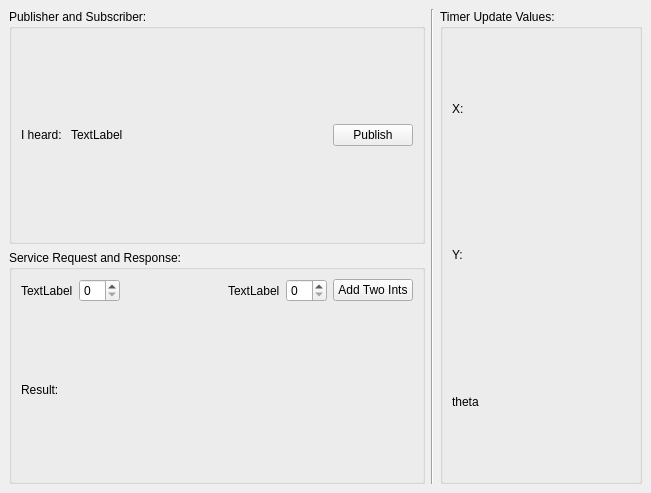
Old version of the form simple_gui/simple.ui in the repository sampreets3/simple_gui.
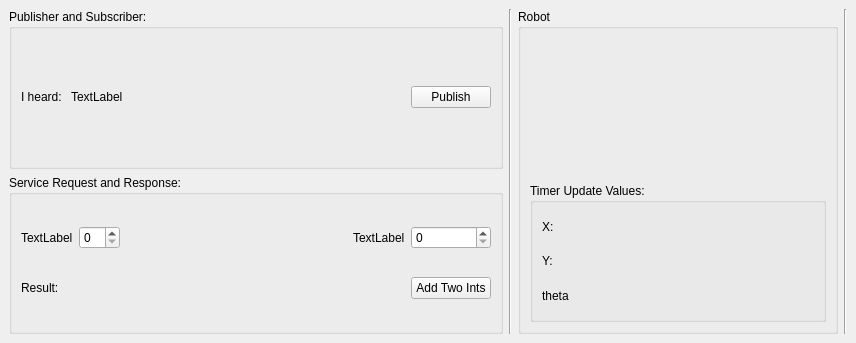
New version of the form. Custom widgets are drawn as their Qt base class.

Commit message: Added dummy robto map, changed layout a little bit

Diff of the .ui file:
```diff
--- a/simple_gui/simple.ui
+++ b/simple_gui/simple.ui
@@ -6,8 +6,8 @@
    <rect>
     <x>0</x>
     <y>0</y>
-    <width>651</width>
-    <height>493</height>
+    <width>856</width>
+    <height>343</height>
    </rect>
   </property>
   <property name="windowTitle">
@@ -15,62 +15,8 @@
   </property>
   <widget class="QWidget" name="centralwidget">
    <layout class="QGridLayout" name="gridLayout">
-    <item row="0" column="3" rowspan="2">
-     <widget class="QGroupBox" name="grbBoxTimerUpdateValues">
-      <property name="title">
-       <string>Timer Update Values:</string>
-      </property>
-      <layout class="QGridLayout" name="gridLayout_4">
-       <item row="0" column="0">
-        <widget class="QLabel" name="label_state_x">
-         <property name="text">
-          <string>X: </string>
-         </property>
-        </widget>
-       </item>
-       <item row="0" column="1">
-        <widget class="QLabel" name="robot_state_x">
-         <property name="text">
-          <string> </string>
-         </property>
-        </widget>
-       </item>
-       <item row="1" column="0">
-        <widget class="QLabel" name="label_state_y">
-         <property name="text">
-          <string>Y: </string>
-         </property>
-        </widget>
-       </item>
-       <item row="1" column="1">
-        <widget class="QLabel" name="robot_state_y">
-         <property name="text">
-          <string> </string>
-         </property>
-        </widget>
-       </item>
-       <item row="2" column="0">
-        <widget class="QLabel" name="label_state_theta">
-         <property name="text">
-          <string>theta</string>
-         </property>
-         <property name="textFormat">
-          <enum>Qt::MarkdownText</enum>
-         </property>
-        </widget>
-       </item>
-       <item row="2" column="1">
-        <widget class="QLabel" name="robot_state_theta">
-         <property name="text">
-          <string> </string>
-         </property>
-        </widget>
-       </item>
-      </layout>
-     </widget>
-    </item>
-    <item row="0" column="2" rowspan="2">
-     <widget class="Line" name="line">
+    <item row="0" column="5" rowspan="2">
+     <widget class="Line" name="line_2">
       <property name="orientation">
        <enum>Qt::Vertical</enum>
       </property>
@@ -78,6 +24,18 @@
     </item>
     <item row="0" column="0" colspan="2">
      <widget class="QGroupBox" name="grpBoxPubSub">
+      <property name="sizePolicy">
+       <sizepolicy hsizetype="Minimum" vsizetype="Minimum">
+        <horstretch>0</horstretch>
+        <verstretch>0</verstretch>
+       </sizepolicy>
+      </property>
+      <property name="minimumSize">
+       <size>
+        <width>150</width>
+        <height>150</height>
+       </size>
+      </property>
       <property name="title">
        <string>Publisher and Subscriber:</string>
       </property>
@@ -121,6 +79,18 @@
     </item>
     <item row="1" column="0" colspan="2">
      <widget class="QGroupBox" name="grpBoxSrvCall">
+      <property name="sizePolicy">
+       <sizepolicy hsizetype="Minimum" vsizetype="Minimum">
+        <horstretch>0</horstretch>
+        <verstretch>0</verstretch>
+       </sizepolicy>
+      </property>
+      <property name="minimumSize">
+       <size>
+        <width>150</width>
+        <height>150</height>
+       </size>
+      </property>
       <property name="title">
        <string>Service Request and Response:</string>
       </property>
@@ -151,13 +121,6 @@
        <item row="0" column="1">
         <widget class="QSpinBox" name="spinBox_num_a"/>
        </item>
-       <item row="0" column="6">
-        <widget class="QPushButton" name="btn_call_add_two_ints_srv">
-         <property name="text">
-          <string>Add Two Ints</string>
-         </property>
-        </widget>
-       </item>
        <item row="0" column="4">
         <widget class="QLabel" name="label_num_b">
          <property name="text">
@@ -165,6 +128,13 @@
          </property>
         </widget>
        </item>
+       <item row="1" column="5">
+        <widget class="QPushButton" name="btn_call_add_two_ints_srv">
+         <property name="text">
+          <string>Add Two Ints</string>
+         </property>
+        </widget>
+       </item>
        <item row="1" column="0">
         <widget class="QLabel" name="label_result_srv_call">
          <property name="text">
@@ -172,19 +142,106 @@
          </property>
         </widget>
        </item>
-       <item row="1" column="1">
+       <item row="1" column="1" colspan="2">
         <widget class="QLabel" name="label_result_add_two_ints">
          <property name="text">
-          <string> </string>
+          <string/>
          </property>
         </widget>
        </item>
       </layout>
      </widget>
     </item>
+    <item row="0" column="2" rowspan="2">
+     <widget class="Line" name="line">
+      <property name="orientation">
+       <enum>Qt::Vertical</enum>
+      </property>
+     </widget>
+    </item>
+    <item row="0" column="3" rowspan="2">
+     <widget class="QGroupBox" name="grpBoxRobot">
+      <property name="minimumSize">
+       <size>
+        <width>320</width>
+        <height>240</height>
+       </size>
+      </property>
+      <property name="title">
+       <string>Robot</string>
+      </property>
+      <layout class="QGridLayout" name="gridLayout_5">
+       <item row="0" column="0">
+        <widget class="WorldCanvas" name="robot_map" native="true"/>
+       </item>
+       <item row="1" column="0">
+        <widget class="QGroupBox" name="grbBoxTimerUpdateValues">
+         <property name="title">
+          <string>Timer Update Values:</string>
+         </property>
+         <layout class="QGridLayout" name="gridLayout_4">
+          <item row="2" column="2">
+           <widget class="QLabel" name="robot_state_theta">
+            <property name="text">
+             <string/>
+            </property>
+           </widget>
+          </item>
+          <item row="2" column="1">
+           <widget class="QLabel" name="label_state_theta">
+            <property name="text">
+             <string>theta</string>
+            </property>
+            <property name="textFormat">
+             <enum>Qt::MarkdownText</enum>
+            </property>
+           </widget>
+          </item>
+          <item row="0" column="1">
+           <widget class="QLabel" name="label_state_x">
+            <property name="text">
+             <string>X: </string>
+            </property>
+           </widget>
+          </item>
+          <item row="1" column="2">
+           <widget class="QLabel" name="robot_state_y">
+            <property name="text">
+             <string/>
+            </property>
+           </widget>
+          </item>
+          <item row="0" column="2">
+           <widget class="QLabel" name="robot_state_x">
+            <property name="text">
+             <string/>
+            </property>
+           </widget>
+          </item>
+          <item row="1" column="1">
+           <widget class="QLabel" name="label_state_y">
+            <property name="text">
+             <string>Y: </string>
+            </property>
+           </widget>
+          </item>
+         </layout>
+        </widget>
+       </item>
+      </layout>
+     </widget>
+    </item>
    </layout>
   </widget>
  </widget>
+ <customwidgets>
+  <customwidget>
+   <class>WorldCanvas</class>
+   <extends>QWidget</extends>
+   <header>.world_canvas</header>
+   <container>1</container>
+  </customwidget>
+ </customwidgets>
  <resources/>
  <connections/>
 </ui>
```
Left out of the diff: 42 changed lines with no effect on the pictures. The commit also changes 3 other files.
